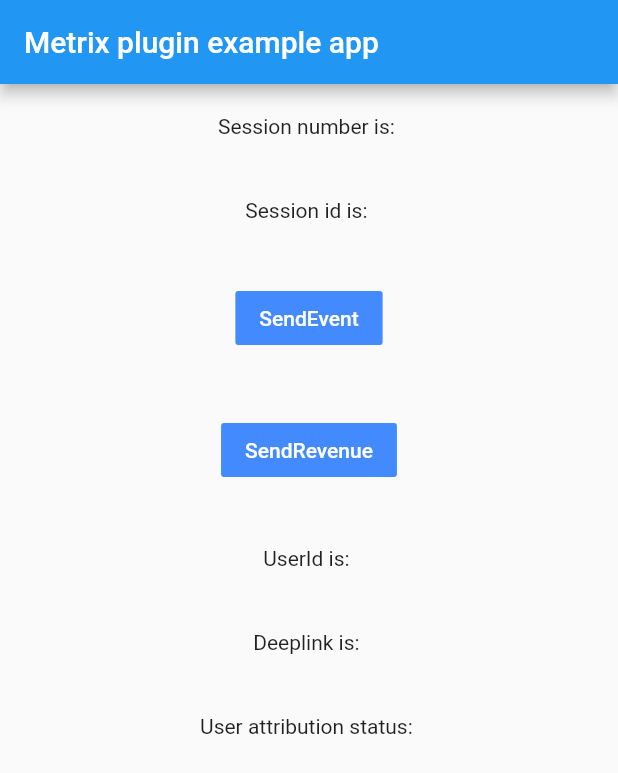
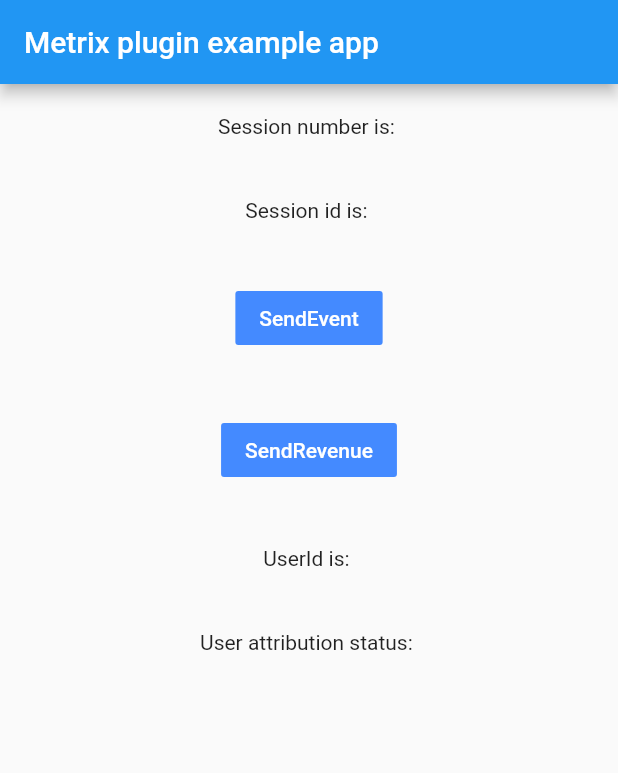
Before and after one commit to aminfeizi-flu/custom-metrix, a Flutter app: the screen it shows after launch, on a phone screen of 412 x 824 dp. Shown: the top 773 px of the screen. Run offline on Flutter 3.47's test engine with Material 2 defaults, Android fonts, the phone set to English and light mode, and no system bars; missing offline and left inert: metrix_plugin.

Commit message:
update SDK plugin to v1.4.2

```diff
--- a/lib/main.dart
+++ b/lib/main.dart
@@ -30,22 +30,16 @@ class _MyAppState extends State<MyApp> {
       attribution = null;
     });
 
-    Metrix.setPushToken('pushToken');
+    // iOS only
+    Metrix.initialize("lcqmfsnvhzznvhe");
 
     Metrix.addUserAttributes({
       "name": "hisName"
     });
 
-    Metrix.getAttributionData().then((value) => {
+    Metrix.getAttributionData().listen((value) => {
       this.setState(() {
         attribution = value;
-      })
-    });
-
-    Metrix.shouldLaunchDeeplink = true;
-    Metrix.getDeeplinkResponse().then((value) => {
-      this.setState(() {
-        deeplink = value;
       })
     });
 
@@ -118,10 +112,6 @@ class _MyAppState extends State<MyApp> {
             ),
             Container(
                 margin: EdgeInsets.all(20),
-                child: Text('Deeplink is: $deeplink')
-            ),
-            Container(
-                margin: EdgeInsets.all(20),
                 child: Text('User attribution status: ${attribution?.attributionStatus ?? ""}')
             ),
           ]))
--- a/pubspec.yaml
+++ b/pubspec.yaml
@@ -14,7 +14,7 @@ dependencies:
   flutter:
     sdk: flutter
 
-  metrix_plugin: ^1.3.0
+  metrix_plugin: ^1.4.0
 
   # The following adds the Cupertino Icons font to your application.
   # Use with the CupertinoIcons class for iOS style icons.
```
Also changed, not shown: pubspec.lock, 1 other file.
